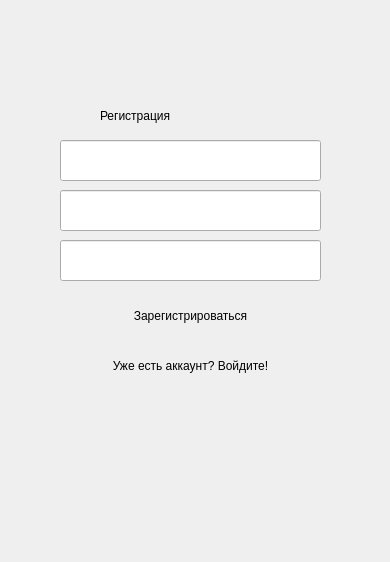
Before: the Qt Designer form ui/authorization-windows/ui/registration_window.ui in toximu/efficio-task-tracker, drawn with Qt 5.
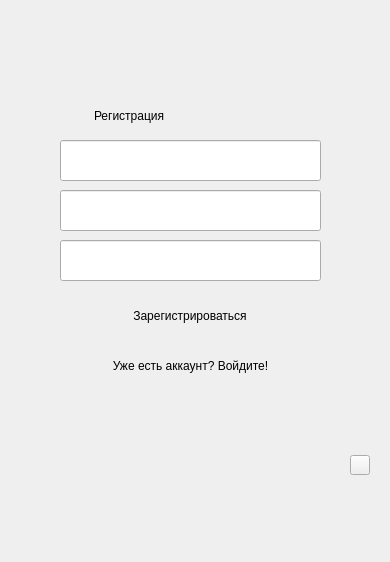
After: the same form once the commit is applied.

What changed in the file:
```diff
--- a/ui/authorization-windows/ui/registration_window.ui
+++ b/ui/authorization-windows/ui/registration_window.ui
@@ -16,9 +16,31 @@
   <widget class="QPushButton" name="pushRegistration">
    <property name="geometry">
     <rect>
-     <x>90</x>
+     <x>350</x>
+     <y>455</y>
+     <width>20</width>
+     <height>20</height>
+    </rect>
+   </property>
+   <property name="minimumSize">
+    <size>
+     <width>20</width>
+     <height>20</height>
+    </size>
+   </property>
+   <property name="maximumSize">
+    <size>
+     <width>20</width>
+     <height>20</height>
+    </size>
+   </property>
+  </widget>
+  <widget class="QPushButton" name="push_registration">
+   <property name="geometry">
+    <rect>
+     <x>85</x>
      <y>290</y>
-     <width>201</width>
+     <width>210</width>
      <height>51</height>
     </rect>
    </property>
@@ -80,7 +102,7 @@
   <widget class="QLabel" name="registrationLabel">
    <property name="geometry">
     <rect>
-     <x>100</x>
+     <x>94</x>
      <y>90</y>
      <width>201</width>
      <height>51</height>
```
Left out of the diff: 12 changed lines with no effect on the pictures.
